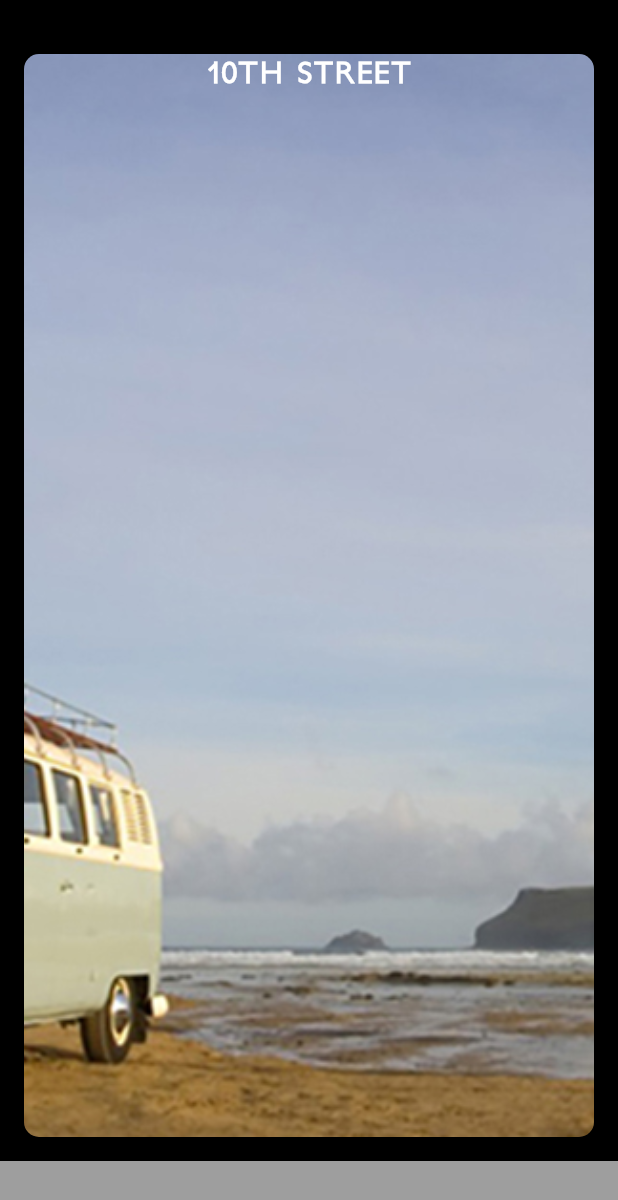
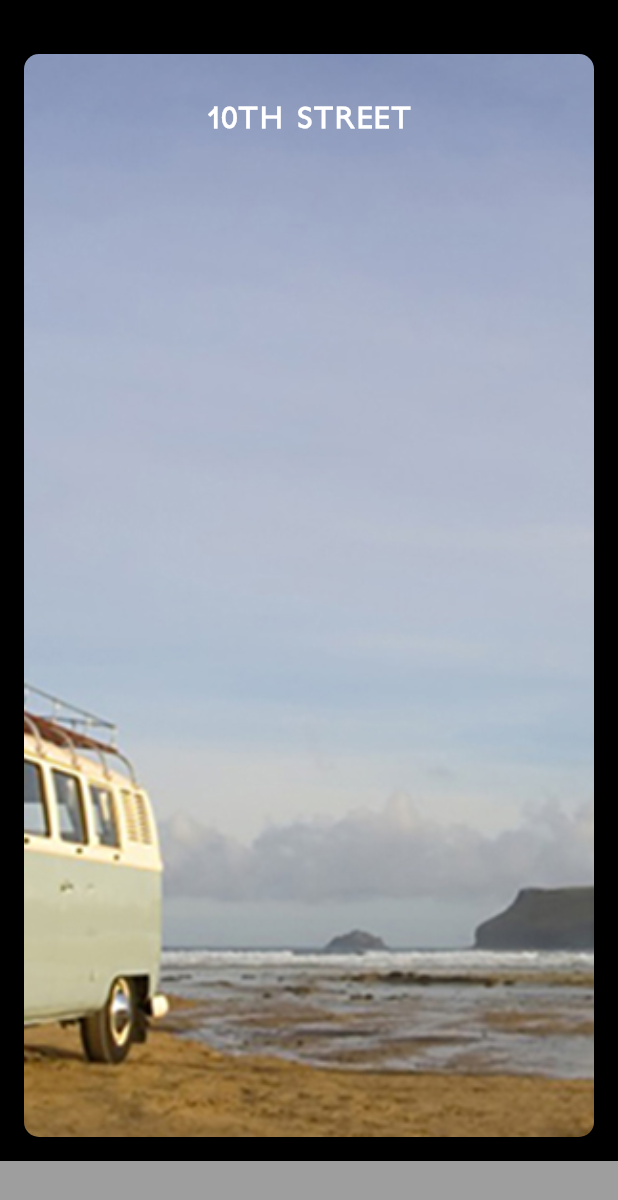
Before and after one commit to craigfisk/Flipper_Flutter_Carousel, a Flutter app: the screen it shows after launch, on a phone screen of 412 x 824 dp. Shown: the top 1200 px of the screen. Run offline on Flutter 3.47's test engine with Material 2 defaults, Android fonts, the phone set to English and light mode, and no system bars.

Commit message:
Added padding to the text.

```diff
--- a/lib/main.dart
+++ b/lib/main.dart
@@ -82,7 +82,9 @@ class Card extends StatelessWidget {
         new Column(
           mainAxisAlignment: MainAxisAlignment.start,
           children: <Widget>[
-            new Text(
+            Padding(
+              padding: const EdgeInsets.only(top: 30.0, left: 20.0, right: 20.0),
+              child: new Text(
                 '10th Street'.toUpperCase(),
                 style: new TextStyle(
                   color: Colors.white,
@@ -92,6 +94,7 @@ class Card extends StatelessWidget {
                   letterSpacing: 2.0,
                 ),
               ),
+            ),
           ],
         ),
       ],
```
Lines whose indentation alone changed are shown as unchanged.
